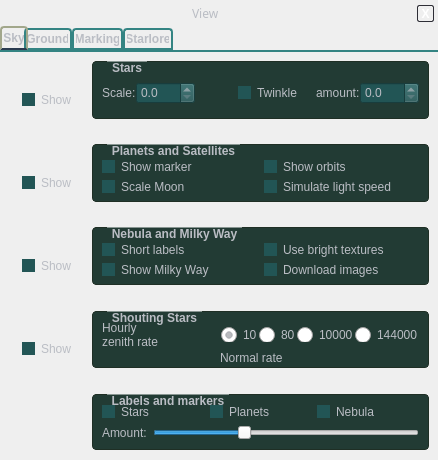
Qt form src/gui/viewDialog.ui (519984307/stellarium_src) before a commit.
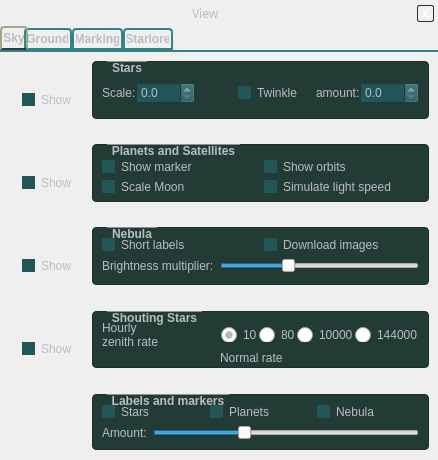
The same form after that commit. The open tabs and pages were chosen to show the change. Icons and pictures are not drawn. Custom widgets are drawn as their Qt base class.

Commit message: Implemented meteor GUI.

Patch:
```diff
--- a/src/gui/viewDialog.ui
+++ b/src/gui/viewDialog.ui
@@ -1009,21 +1009,12 @@
           <item row="4" column="1" >
            <widget class="QGroupBox" name="nebulaGroupBox" >
             <property name="title" >
-             <string>Nebula and Milky Way</string>
+             <string>Nebula</string>
             </property>
             <property name="checkable" >
              <bool>false</bool>
             </property>
             <layout class="QGridLayout" >
-             <property name="topMargin" >
-              <number>9</number>
-             </property>
-             <property name="bottomMargin" >
-              <number>2</number>
-             </property>
-             <property name="verticalSpacing" >
-              <number>0</number>
-             </property>
              <item row="0" column="0" >
               <widget class="QCheckBox" name="nebulaShortLabelCheckBox" >
                <property name="text" >
@@ -1032,26 +1023,33 @@
               </widget>
              </item>
              <item row="0" column="1" >
-              <widget class="QCheckBox" name="nebulaBrightCheckBox" >
-               <property name="text" >
-                <string>Use bright textures</string>
-               </property>
-              </widget>
-             </item>
-             <item row="1" column="0" >
-              <widget class="QCheckBox" name="nebulaMilkyWayCheckBox" >
-               <property name="text" >
-                <string>Show Milky Way</string>
-               </property>
-              </widget>
-             </item>
-             <item row="1" column="1" >
               <widget class="QCheckBox" name="nebulaDownloadCheckBox" >
                <property name="text" >
                 <string>Download images</string>
                </property>
               </widget>
              </item>
+             <item row="1" column="0" colspan="2" >
+              <layout class="QHBoxLayout" >
+               <item>
+                <widget class="QLabel" name="label_7" >
+                 <property name="text" >
+                  <string>Brightness multiplier:</string>
+                 </property>
+                </widget>
+               </item>
+               <item>
+                <widget class="QSlider" name="nebulaBrightnessMultiplierHorizontalSlider" >
+                 <property name="value" >
+                  <number>33</number>
+                 </property>
+                 <property name="orientation" >
+                  <enum>Qt::Horizontal</enum>
+                 </property>
+                </widget>
+               </item>
+              </layout>
+             </item>
             </layout>
            </widget>
           </item>
```
Left out of the diff: 12 changed lines with no effect on the pictures. The commit also changes 4 other files.
